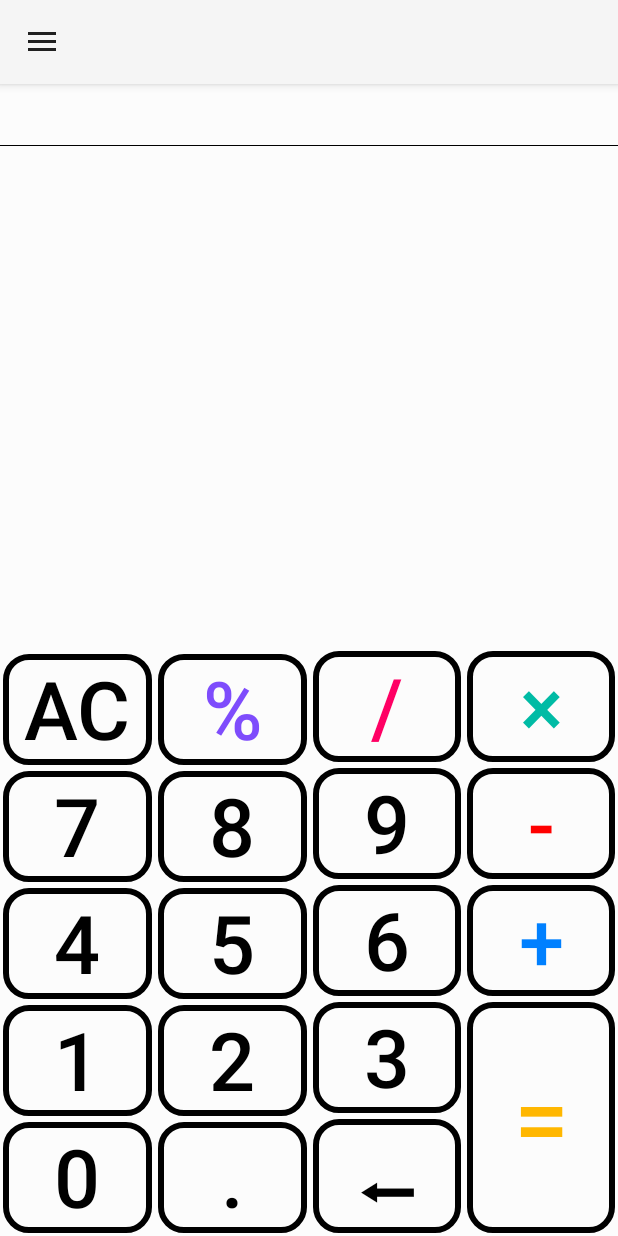
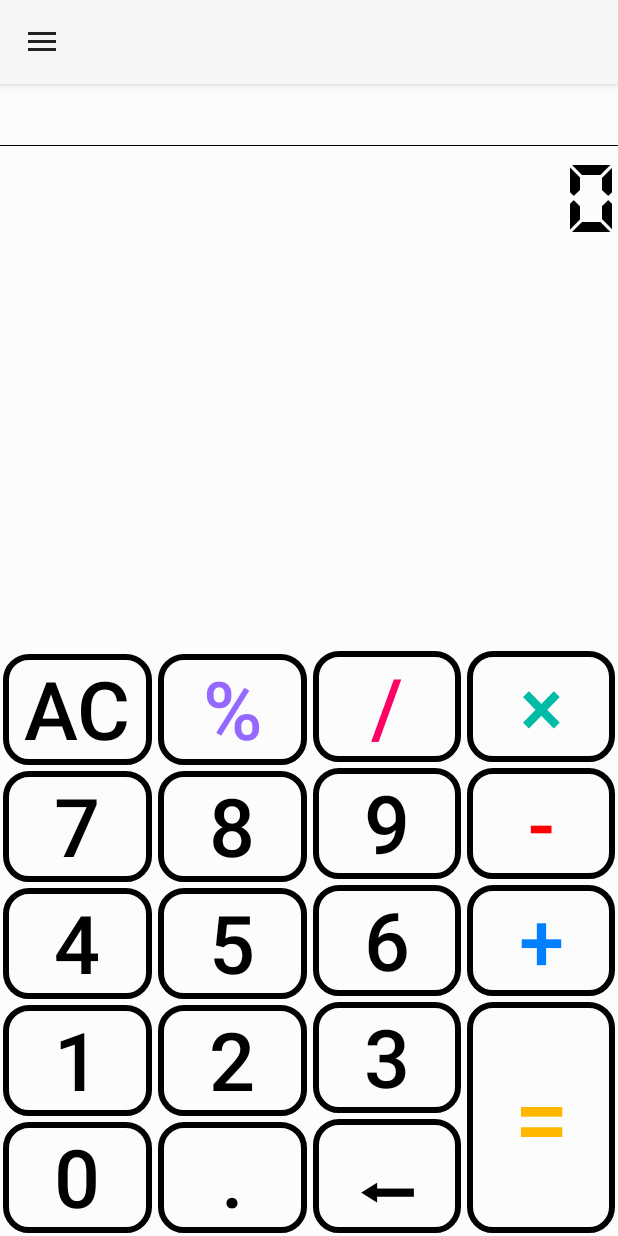
Before and after one commit to Andreinz5050/BigButtonCalculator, an Android app: the screen it shows after launch (MainActivity), after a tap on "AC", on a phone screen of 412 x 824 dp. Run offline under Robolectric (Android 15) with nearby library versions, the phone set to English and light mode, and no system bars.

Commit message:
Merge branch 'master' of C:\Android\BigButtonCalculator2 with conflicts.

```diff
--- a/app/src/main/AndroidManifest.xml
+++ b/app/src/main/AndroidManifest.xml
@@ -23,7 +23,9 @@
         </activity>
 
         <activity android:name=".MainActivity"
-                  android:screenOrientation="portrait">
+                  android:screenOrientation="portrait"
+
+        >
 
         </activity>
 
--- a/app/src/main/java/com/example/android/bigbuttoncalculator/MainActivity.kt
+++ b/app/src/main/java/com/example/android/bigbuttoncalculator/MainActivity.kt
@@ -4,8 +4,11 @@ package com.example.android.bigbuttoncalculator
 import android.content.res.Configuration
 import android.graphics.drawable.*
 import android.os.Bundle
-import androidx.appcompat.app.ActionBarDrawerToggle
-import androidx.appcompat.app.AppCompatActivity
+import android.support.graphics.drawable.AnimatedVectorDrawableCompat
+import android.support.v4.widget.DrawerLayout
+import android.support.v7.app.ActionBarDrawerToggle
+import android.support.v7.app.AppCompatActivity
+import android.support.v7.widget.Toolbar
 import android.view.Gravity
 import android.view.Menu
 import android.view.MenuItem
@@ -13,32 +16,42 @@ import android.view.View
 import android.widget.AdapterView
 import android.widget.ArrayAdapter
 import android.widget.Button
+import android.widget.ListView
+import android.widget.TextView
 import kotlinx.android.synthetic.main.activity_main.*
 
 
 class MainActivity : AppCompatActivity() {
 
-    private var valueOne: String? = ""
-    private var lastNumber: String? = ""
+    internal var operationLine: TextView? = null
+    internal var resultLine: TextView? = null
+
+    internal var valueOne: String? = ""
+    internal var lastNumber: String? = ""
 
 
-    private var lastOperation: String? = "="
-    private var resultLineSave = ""
+    internal var lastOperation: String? = "="
+    internal var resultLineSave = ""
     internal var operationLineSave = ""
 
 
-//    private var mDrawerList: ListView? = null
-    private var menuAdapter: ArrayAdapter<String>? = null
-    private var drawerToggle: ActionBarDrawerToggle? = null
-//    private var mDrawerLayout: DrawerLayout? = null
+    private var mDrawerList: ListView? = null
+    private var mAdapter: ArrayAdapter<String>? = null
+    private var mDrawerToggle: ActionBarDrawerToggle? = null
+    private var mDrawerLayout: DrawerLayout? = null
 
 
-    private lateinit var menuAnimHamToCross: AnimatedVectorDrawable
-    private lateinit var menuAnimCrossToHam: AnimatedVectorDrawable
-    private lateinit  var startBtnMenu: VectorDrawable
+    private val menuAnimHamToCross: AnimatedVectorDrawable?
+        get() = getDrawable(R.drawable.anim_btn_menu_ham_to_cross) as AnimatedVectorDrawable
+    //internal var myToolbar: Toolbar? = null
+    private val menuAnimCrossToHam: AnimatedVectorDrawable?
+        get() = getDrawable(R.drawable.anim_btn_menu_cross_to_ham) as AnimatedVectorDrawable
 
+    private val startBtnMenu: VectorDrawable?
+        get() = getDrawable(R.drawable.start_btn_menu) as VectorDrawable
 
-    private lateinit var finishBtnMenu: VectorDrawable
+    private val finishBtnMenu: VectorDrawable?
+        get() = getDrawable(R.drawable.finish_btn_menu) as VectorDrawable
 
 
     private var mMenuFlag = true
@@ -46,29 +59,24 @@ class MainActivity : AppCompatActivity() {
 
     override fun onCreate(savedInstanceState: Bundle?) {
 
+
         setTheme(R.style.FeedActivityThemeLight)
         super.onCreate(savedInstanceState)
         setContentView(R.layout.activity_main)
-
-        menuAnimHamToCross = getDrawable(R.drawable.anim_btn_menu_ham_to_cross) as AnimatedVectorDrawable
-        menuAnimCrossToHam = getDrawable(R.drawable.anim_btn_menu_cross_to_ham) as AnimatedVectorDrawable
-        startBtnMenu = getDrawable(R.drawable.start_btn_menu) as VectorDrawable
-        finishBtnMenu = getDrawable(R.drawable.finish_btn_menu) as VectorDrawable
-
-//        operationLine = operation_line as TextView
-//        resultLine = result_line as TextView
+        operationLine = operation_line as TextView
+        resultLine = result_line as TextView
 
         //myToolbar = toolbar as Toolbar
         //myToolbar!!.setNavigationIcon(R.drawable.start_btn_menu)
         //setSupportActionBar(myToolbar)
 
 
-//        mDrawerLayout = drawer_layout as DrawerLayout
+        mDrawerLayout = drawer_layout as DrawerLayout
 
 
 
 
-//        mDrawerList = navList as ListView
+        mDrawerList = navList as ListView
 
 
 
@@ -76,42 +84,55 @@ class MainActivity : AppCompatActivity() {
         addDrawerItems()
         setupDrawer()
 
-        supportActionBar?.run {
-            title = ""
-            setDisplayHomeAsUpEnabled(true)
-            setHomeButtonEnabled(true)
-            setHomeAsUpIndicator(startBtnMenu)
+        if (supportActionBar != null) {
+            supportActionBar!!.setTitle("") // or whatever you want to use
         }
+
+
+        supportActionBar!!.setDisplayHomeAsUpEnabled(true)
+
+        supportActionBar!!.setHomeButtonEnabled(true)
+        supportActionBar!!.setHomeAsUpIndicator(startBtnMenu as VectorDrawable)
+
+
 
     }
 
 
     private fun addDrawerItems() {
         val osArray = arrayOf("Light", "Dark")
-        menuAdapter = ArrayAdapter(this, android.R.layout.simple_list_item_1, osArray)
-        drawerList.adapter = menuAdapter
+        mAdapter = ArrayAdapter(this, android.R.layout.simple_list_item_1, osArray)
+        mDrawerList!!.adapter = mAdapter
 
-        drawerList.onItemClickListener = object : AdapterView.OnItemClickListener {
+        mDrawerList!!.onItemClickListener = object : AdapterView.OnItemClickListener {
             override fun onItemClick(parent: AdapterView<*>, view: View, position: Int, id: Long) {
 
                 when (position) {
                     0 -> {
-                        setTheme(R.style.FeedActivityThemeLight)
-                        //this@MainActivity.recreate()
-                        supportActionBar?.setHomeAsUpIndicator(menuAnimCrossToHam)
+                        run {
+                            setTheme(R.style.FeedActivityThemeLight)
+                            this@MainActivity.recreate()
+                            supportActionBar!!.setHomeAsUpIndicator(menuAnimCrossToHam)
 
-                        menuAnimCrossToHam.start()
-                        drawerLayout.closeDrawer(Gravity.LEFT, false)
-                        operationLine.text = operationLineSave
+                           menuAnimCrossToHam?.start()
+                            mDrawerLayout!!.closeDrawer(Gravity.START, false)
+                            operationLine!!.text = operationLineSave
+                            mMenuFlag = true
+
+
+
+                        }
+
                     }
 
-                    1 -> {
-                        setTheme(R.style.FeedActivityThemeDark)
-                        //this@MainActivity.recreate()
-                        supportActionBar?.setHomeAsUpIndicator(menuAnimCrossToHam)
-                        menuAnimCrossToHam.start()
-                        drawerLayout.closeDrawer(Gravity.LEFT, false)
-                        operationLine.text = operationLineSave
+                    1 -> run {
+                        this@MainActivity.setTheme(R.style.FeedActivityThemeDark)
+                        this@MainActivity.recreate()
+                       // supportActionBar!!.setHomeAsUpIndicator(menuAnimCrossToHam)
+                       // menuAnimCrossToHam!!.start()
+                        mDrawerLayout!!.closeDrawer(Gravity.START, false)
+                        operationLine!!.text = operationLineSave
+                        mMenuFlag = true
                     }
                 }
             }
@@ -119,13 +140,13 @@ class MainActivity : AppCompatActivity() {
     }
 
     private fun setupDrawer() {
-        drawerToggle =
-            object : ActionBarDrawerToggle(this, drawerLayout, R.string.drawer_open, R.string.drawer_close) {
+        mDrawerToggle =
+            object : ActionBarDrawerToggle(this, mDrawerLayout, R.string.drawer_open, R.string.drawer_close) {
 
                 /** Called when a drawer has settled in a completely open state.  */
                 override fun onDrawerOpened(drawerView: View) {
                     super.onDrawerOpened(drawerView)
-                    // getSupportActionBar().setTitle("Navigation!");
+                    // getSupportActionBar()!!.setTitle("Navigation!");
                     invalidateOptionsMenu() // creates call to onPrepareOptionsMenu()
                 }
 
@@ -137,23 +158,23 @@ class MainActivity : AppCompatActivity() {
                 }
             }
 
-        drawerToggle?.run {
-            isDrawerIndicatorEnabled = true
-            setHomeAsUpIndicator(R.drawable.start_btn_menu)
-            drawerLayout.addDrawerListener(this)
-        }
+        mDrawerToggle!!.isDrawerIndicatorEnabled = true
+        mDrawerToggle!!.setHomeAsUpIndicator(startBtnMenu as VectorDrawable)
+        mDrawerLayout!!.addDrawerListener(mDrawerToggle!!)
+
+
     }
 
 
     override fun onPostCreate(savedInstanceState: Bundle?) {
         super.onPostCreate(savedInstanceState)
         // Sync the toggle state after onRestoreInstanceState has occurred.
-        drawerToggle?.syncState()
+        mDrawerToggle!!.syncState()
     }
 
     override fun onConfigurationChanged(newConfig: Configuration) {
         super.onConfigurationChanged(newConfig)
-        drawerToggle?.onConfigurationChanged(newConfig)
+        mDrawerToggle!!.onConfigurationChanged(newConfig)
     }
 
     override fun onCreateOptionsMenu(menu: Menu): Boolean {
@@ -163,7 +184,7 @@ class MainActivity : AppCompatActivity() {
     }
 
     override fun onOptionsItemSelected(item: MenuItem): Boolean {
-        if (drawerToggle?.onOptionsItemSelected(item) == true) {
+        if (mDrawerToggle!!.onOptionsItemSelected(item)) {
             menuClick()
             return true
         }
@@ -172,11 +193,11 @@ class MainActivity : AppCompatActivity() {
 
     private fun menuClick() {
         if (mMenuFlag) {
-            supportActionBar?.setHomeAsUpIndicator(menuAnimHamToCross)
-            menuAnimHamToCross.start()
+            supportActionBar!!.setHomeAsUpIndicator(menuAnimHamToCross as AnimatedVectorDrawable)
+            menuAnimHamToCross!!.start()
         } else {
-            supportActionBar?.setHomeAsUpIndicator(menuAnimCrossToHam)
-            menuAnimCrossToHam.start()
+            supportActionBar!!.setHomeAsUpIndicator(menuAnimCrossToHam as AnimatedVectorDrawable)
+            menuAnimCrossToHam!!.start()
         }
         mMenuFlag = !mMenuFlag
 
@@ -184,7 +205,7 @@ class MainActivity : AppCompatActivity() {
     }
 
 
-    // сохранение состояния
+
     override fun onSaveInstanceState(outState: Bundle) {
         outState.putString("OPERATION", lastOperation)
         if (resultLineSave != "")
@@ -215,7 +236,11 @@ class MainActivity : AppCompatActivity() {
         val button = view as Button
 
         val s = button.text.toString()
-        valueOne = valueOne!! + s
+        if(valueOne == null) {
+            valueOne = s
+        }
+        else
+        {valueOne = valueOne + s}
         lastNumber = lastNumber!! + s
 
         var valueOneWithoutLast: String = ""
@@ -342,9 +367,10 @@ class MainActivity : AppCompatActivity() {
 
         valueOne = ""
         operationLine!!.text = ""
-        resultLine!!.text = ""
+        resultLine!!.text = "0"
         lastOperation = "="
     }
+
 
 
     private fun performCalculation(st: String) {
--- a/app/src/main/res/layout/activity_main.xml
+++ b/app/src/main/res/layout/activity_main.xml
@@ -1,6 +1,6 @@
 <?xml version="1.0" encoding="utf-8"?>
 
-<androidx.appcompat.widget.LinearLayoutCompat xmlns:android="http://schemas.android.com/apk/res/android"
+<android.support.v7.widget.LinearLayoutCompat xmlns:android="http://schemas.android.com/apk/res/android"
     xmlns:app="http://schemas.android.com/apk/res-auto"
     xmlns:tools="http://schemas.android.com/tools"
 
@@ -17,9 +17,9 @@
 
 
 
-             <androidx.drawerlayout.widget.DrawerLayout
+             <android.support.v4.widget.DrawerLayout
 
-                android:id="@+id/drawerLayout"
+                android:id="@+id/drawer_layout"
                 android:layout_width="match_parent"
                 android:layout_height="match_parent">
 
@@ -42,7 +42,7 @@
 
 
                 <TextView
-                    android:id="@+id/operationLine"
+                    android:id="@+id/operation_line"
                     style="?colorDisplayText"
                     android:layout_width="wrap_content"
                     android:layout_height="wrap_content"
@@ -57,7 +57,7 @@
                     android:background="@android:color/black" />
 
                 <TextView
-                    android:id="@+id/resultLine"
+                    android:id="@+id/result_line"
                     style="?colorDisplayText"
                     android:layout_width="wrap_content"
                     android:layout_height="wrap_content"
@@ -289,16 +289,16 @@
 
             </LinearLayout>
                  <ListView
-        android:id="@+id/drawerList"
+                         android:id="@+id/navList"
                          android:layout_width="200dp"
                          android:layout_height="match_parent"
                          android:layout_gravity="left|start"
-        android:background="#ffeeeeee"/>
+                         android:background="#ffeeeeee" android:clickable="true"/>
 
-    </androidx.drawerlayout.widget.DrawerLayout>
+    </android.support.v4.widget.DrawerLayout>
 
 
-        </androidx.appcompat.widget.LinearLayoutCompat>
+        </android.support.v7.widget.LinearLayoutCompat>
 
 
     <!-- Side navigation drawer UI -->
--- a/app/src/main/res/values/colors.xml
+++ b/app/src/main/res/values/colors.xml
@@ -19,7 +19,7 @@
     <color name="colorDivideButton">#FF0064</color>
     <color name="colorMinusButton">#FF0000</color>
     <color name="colorEqualButton">#FFB700</color>
-    <color name="colorPercentageButton">#7E4CFC</color>
+    <color name="colorPercentageButton">#9569FF</color>
 
     <color name="colorPlusButtonFocus">#5C6BC0</color>
     <color name="colorMultiplyButtonFocus">#26A69A</color>
```
Lines whose indentation alone changed are shown as unchanged.
